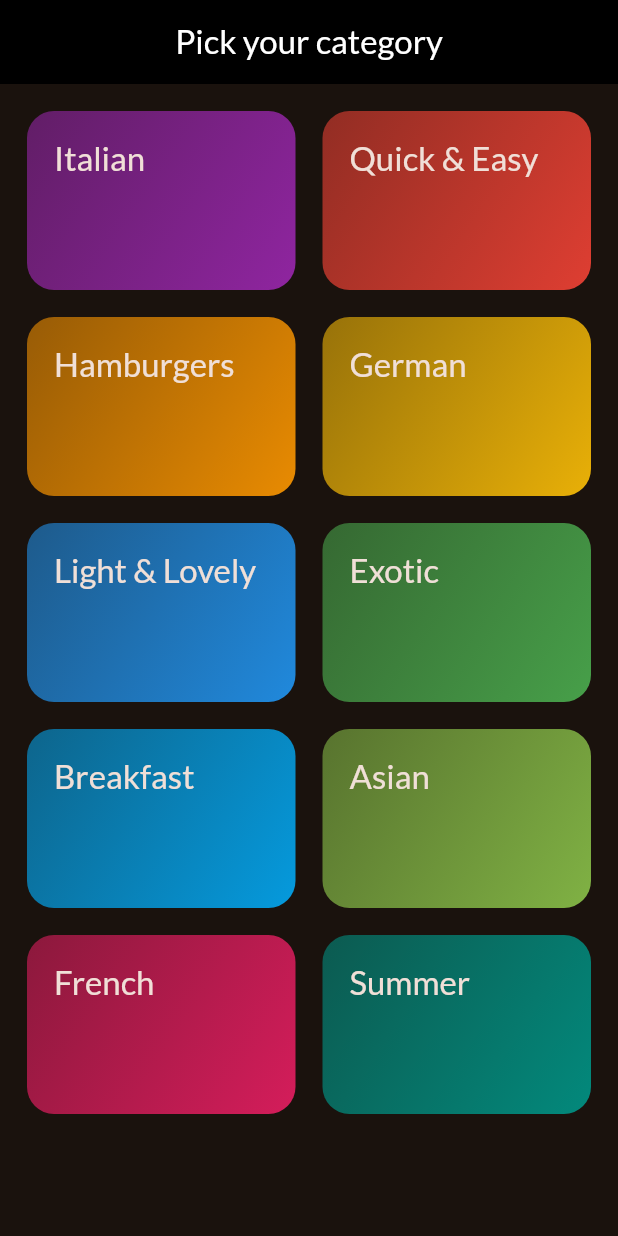
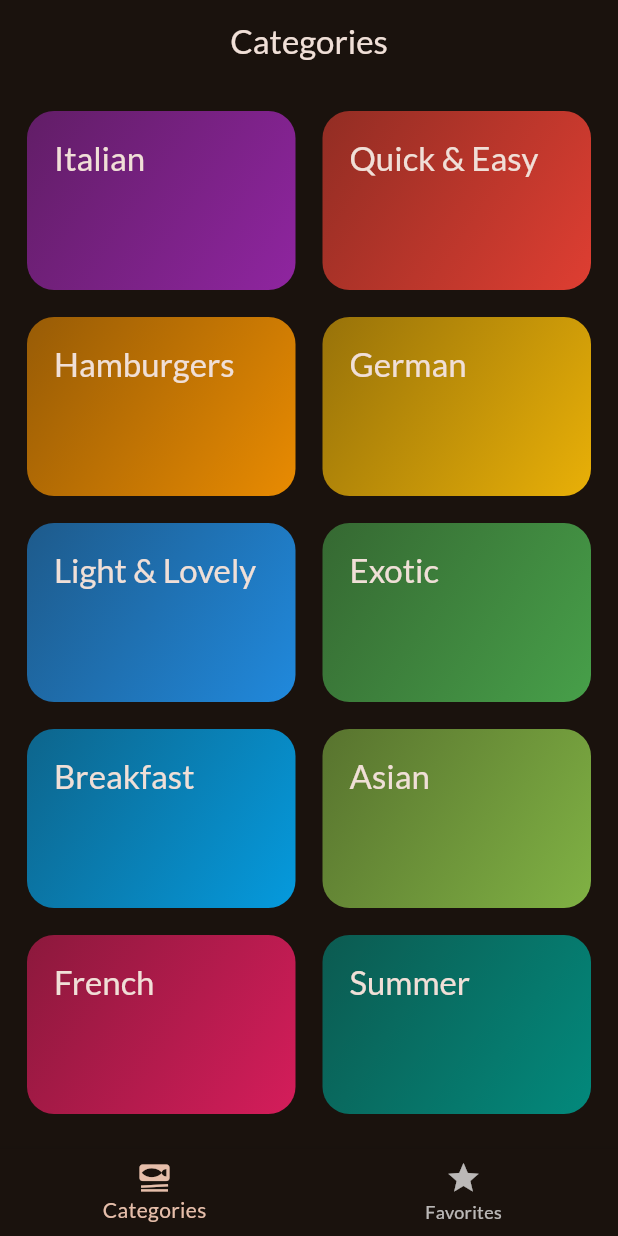
Before and after one commit to ivan-horchakov/meals, a Flutter app: the screen it shows after launch, on a phone screen of 412 x 824 dp. Run offline on Flutter 3.47's test engine with Material 3 defaults, Android fonts, the phone set to English and light mode, and no system bars; our stand-ins replace google_fonts, transparent_image.

Commit message:
Before SideDrawer

```diff
--- a/lib/data/dummy_data.dart
+++ b/lib/data/dummy_data.dart
@@ -3,7 +3,7 @@ import 'package:flutter/material.dart';
 import 'package:meals/models/category.dart';
 import 'package:meals/models/meal.dart';
 
-// Constants in Dart should be written in lowerCamelcase.
+// Constants in Dart should be written in lowerCamelCase.
 const availableCategories = [
   Category(
     id: 'c1',
@@ -76,16 +76,16 @@ const dummyMeals = [
       '1 Onion',
       '250g Spaghetti',
       'Spices',
-      'Cheese (optional)'
+      'Cheese (optional)',
     ],
     steps: [
       'Cut the tomatoes and the onion into small pieces.',
       'Boil some water - add salt to it once it boils.',
       'Put the spaghetti into the boiling water - they should be done in about 10 to 12 minutes.',
-      'In the meantime, heaten up some olive oil and add the cut onion.',
+      'In the meantime, heat up some olive oil and add the cut onion.',
       'After 2 minutes, add the tomato pieces, salt, pepper and your other spices.',
       'The sauce will be done once the spaghetti are.',
-      'Feel free to add some cheese on top of the finished dish.'
+      'Feel free to add some cheese on top of the finished dish.',
     ],
     isGlutenFree: false,
     isVegan: true,
@@ -108,12 +108,12 @@ const dummyMeals = [
       '1 Slice Ham',
       '1 Slice Pineapple',
       '1-2 Slices of Cheese',
-      'Butter'
+      'Butter',
     ],
     steps: [
       'Butter one side of the white bread',
       'Layer ham, the pineapple and cheese on the white bread',
-      'Bake the toast for round about 10 minutes in the oven at 200°C'
+      'Bake the toast for round about 10 minutes in the oven at 200°C',
     ],
     isGlutenFree: false,
     isVegan: false,
@@ -138,14 +138,14 @@ const dummyMeals = [
       '1 Cucumber',
       '1 Onion',
       'Ketchup',
-      '2 Burger Buns'
+      '2 Burger Buns',
     ],
     steps: [
       'Form 2 patties',
       'Fry the patties for c. 4 minutes on each side',
       'Quickly fry the buns for c. 1 minute on each side',
       'Bruch buns with ketchup',
-      'Serve burger with tomato, cucumber and onion'
+      'Serve burger with tomato, cucumber and onion',
     ],
     isGlutenFree: false,
     isVegan: false,
@@ -171,7 +171,7 @@ const dummyMeals = [
       '300ml Butter',
       '100g Vegetable Oil',
       'Salt',
-      'Lemon Slices'
+      'Lemon Slices',
     ],
     steps: [
       'Tenderize the veal to about 2–4mm, and salt on both sides.',
@@ -180,7 +180,7 @@ const dummyMeals = [
       'Heat the butter and oil in a large pan (allow the fat to get very hot) and fry the schnitzels until golden brown on both sides.',
       'Make sure to toss the pan regularly so that the schnitzels are surrounded by oil and the crumbing becomes ‘fluffy’.',
       'Remove, and drain on kitchen paper. Fry the parsley in the remaining oil and drain.',
-      'Place the schnitzels on awarmed plate and serve garnishedwith parsley and slices of lemon.'
+      'Place the schnitzels on warmed plate and serve garnished with parsley and slices of lemon.',
     ],
     isGlutenFree: false,
     isVegan: false,
@@ -209,14 +209,14 @@ const dummyMeals = [
       'Mustard',
       'Balsamic Vinegar',
       'Olive Oil',
-      'Salt and Pepper'
+      'Salt and Pepper',
     ],
     steps: [
       'Wash and cut salad and herbs',
       'Dice the salmon',
-      'Process mustard, vinegar and olive oil into a dessing',
+      'Process mustard, vinegar and olive oil into a dressing',
       'Prepare the salad',
-      'Add salmon cubes and dressing'
+      'Add salmon cubes and dressing',
     ],
     isGlutenFree: true,
     isVegan: false,
@@ -283,7 +283,7 @@ const dummyMeals = [
       'In a large bowl, sift together the flour, baking powder, salt and sugar.',
       'Make a well in the center and pour in the milk, egg and melted butter; mix until smooth.',
       'Heat a lightly oiled griddle or frying pan over medium high heat.',
-      'Pour or scoop the batter onto the griddle, using approximately 1/4 cup for each pancake. Brown on both sides and serve hot.'
+      'Pour or scoop the batter onto the griddle, using approximately 1/4 cup for each pancake. Brown on both sides and serve hot.',
     ],
     isGlutenFree: true,
     isVegan: false,
@@ -316,7 +316,7 @@ const dummyMeals = [
       'Add spices and stir fry',
       'Add chicken breast + 250ml of water and cook everything for 10 minutes',
       'Add coconut milk',
-      'Serve with rice'
+      'Serve with rice',
     ],
     isGlutenFree: true,
     isVegan: false,
@@ -390,7 +390,7 @@ const dummyMeals = [
       '30g Pine Nuts',
       '300g Cherry Tomatoes',
       'Salad',
-      'Salt, Pepper and Olive Oil'
+      'Salt, Pepper and Olive Oil',
     ],
     steps: [
       'Wash, peel and cut the asparagus',
@@ -399,7 +399,7 @@ const dummyMeals = [
       'Roast the pine nuts',
       'Halve the tomatoes',
       'Mix with asparagus, salad and dressing',
-      'Serve with Baguette'
+      'Serve with Baguette',
     ],
     isGlutenFree: true,
     isVegan: true,
--- a/lib/main.dart
+++ b/lib/main.dart
@@ -1,7 +1,7 @@
 import 'package:flutter/material.dart';
 
 import 'package:google_fonts/google_fonts.dart';
-import 'package:meals/screens/categories.dart';
+import 'package:meals/screens/tabs.dart';
 
 final theme = ThemeData(
   colorScheme: ColorScheme.fromSeed(
@@ -22,7 +22,7 @@ class App extends StatelessWidget {
   Widget build(BuildContext context) {
     return MaterialApp(
       theme: theme,
-      home: const CategoriesScreen(),
+      home: const TabsScreen(),
     );
   }
 }
--- a/lib/screens/categories.dart
+++ b/lib/screens/categories.dart
@@ -1,11 +1,16 @@
 import 'package:flutter/material.dart';
 import 'package:meals/data/dummy_data.dart';
 import 'package:meals/models/category.dart';
+import 'package:meals/models/meal.dart';
 import 'package:meals/screens/meals.dart';
 import 'package:meals/widgets/category_grid_item.dart';
 
 class CategoriesScreen extends StatelessWidget {
-  const CategoriesScreen({super.key});
+  const CategoriesScreen({
+    super.key,
+    required this.onToggleFavorite,
+  });
+  final void Function(Meal meal) onToggleFavorite;
 
   void _selectCategory(BuildContext context, Category category) {
     final filteredMeals = dummyMeals
@@ -14,22 +19,18 @@ class CategoriesScreen extends StatelessWidget {
 
     Navigator.of(context).push(
       MaterialPageRoute(
-        builder: (ctx) =>
-            MealsScreen(title: category.title, meals: filteredMeals),
+        builder: (ctx) => MealsScreen(
+          title: category.title,
+          meals: filteredMeals,
+          onToggleFavorite: onToggleFavorite,
+        ),
       ),
     );
   }
 
   @override
   Widget build(BuildContext context) {
-    return Scaffold(
-      appBar: AppBar(
-        title: const Text('Pick your category'),
-        centerTitle: true,
-        backgroundColor: Colors.black,
-        foregroundColor: Colors.white,
-      ),
-      body: GridView(
+    return GridView(
       padding: const EdgeInsets.all(18),
       gridDelegate: const SliverGridDelegateWithFixedCrossAxisCount(
         crossAxisCount: 2,
@@ -46,7 +47,6 @@ class CategoriesScreen extends StatelessWidget {
             },
           ),
       ],
-      ),
     );
   }
 }
--- /dev/null
+++ b/lib/screens/tabs.dart
@@ -0,0 +1,85 @@
+import 'package:flutter/material.dart';
+import 'package:meals/models/meal.dart';
+import 'package:meals/screens/categories.dart';
+import 'package:meals/screens/meals.dart';
+
+class TabsScreen extends StatefulWidget {
+  const TabsScreen({super.key});
+
+  @override
+  State<TabsScreen> createState() {
+    return _TabsScreenState();
+  }
+}
+
+class _TabsScreenState extends State<TabsScreen> {
+  int _selectedPageIndex = 0;
+  final List<Meal> _favoriteMeals = [];
+
+  void _showInfoMessage(String message) {
+    ScaffoldMessenger.of(context).clearSnackBars();
+    ScaffoldMessenger.of(context).showSnackBar(SnackBar(
+      content: Text(message),
+      duration: const Duration(seconds: 3),
+    ));
+  }
+
+  void _toggleMealFavoriteStatus(Meal meal) {
+    final isExisting = _favoriteMeals.contains(meal);
+
+    if (isExisting) {
+      setState(() {
+        _favoriteMeals.remove(meal);
+      });
+      _showInfoMessage('Removed from your favorites');
+    } else {
+      setState(() {
+        _favoriteMeals.add(meal);
+      });
+      _showInfoMessage('Added to your favorites');
+    }
+  }
+
+  void _selectPage(int index) {
+    setState(() {
+      _selectedPageIndex = index;
+    });
+  }
+
+  @override
+  Widget build(BuildContext context) {
+    Widget activePage = CategoriesScreen(
+      onToggleFavorite: _toggleMealFavoriteStatus,
+    );
+    var activePageTitle = 'Categories';
+
+    if (_selectedPageIndex == 1) {
+      activePage = MealsScreen(
+        meals: _favoriteMeals,
+        onToggleFavorite: _toggleMealFavoriteStatus,
+      );
+      activePageTitle = 'Your Favorites';
+    }
+    return Scaffold(
+      appBar: AppBar(
+        centerTitle: true,
+        title: Text(activePageTitle),
+      ),
+      body: activePage,
+      bottomNavigationBar: BottomNavigationBar(
+        onTap: _selectPage,
+        currentIndex: _selectedPageIndex,
+        items: const [
+          BottomNavigationBarItem(
+            icon: Icon(Icons.set_meal),
+            label: 'Categories',
+          ),
+          BottomNavigationBarItem(
+            icon: Icon(Icons.star),
+            label: 'Favorites',
+          ),
+        ],
+      ),
+    );
+  }
+}
--- a/lib/widgets/category_grid_item.dart
+++ b/lib/widgets/category_grid_item.dart
@@ -3,7 +3,7 @@ import 'package:meals/models/category.dart';
 
 class CategoryGridItem extends StatelessWidget {
   const CategoryGridItem(
-      {super.key, required this.category, required this.onSelectCategory});
+      {super.key, required this.category, required this.onSelectCategory,});
 
   final Category category;
   final void Function() onSelectCategory;
--- a/pubspec.yaml
+++ b/pubspec.yaml
@@ -36,6 +36,7 @@ dependencies:
   # Use with the CupertinoIcons class for iOS style icons.
   cupertino_icons: ^1.0.6
   google_fonts: ^6.1.0
+  transparent_image: ^2.0.1
 
 dev_dependencies:
   flutter_test:
```
Also changed, not shown: lib/screens/meal_details.dart (added, +78 -0 lines), lib/screens/meals.dart (+32 -7 lines), lib/widgets/meal_item.dart (+95 -0 lines), lib/widgets/meal_item_trait.dart (added, +19 -0 lines), pubspec.lock. Lines whose indentation alone changed are shown as unchanged.
